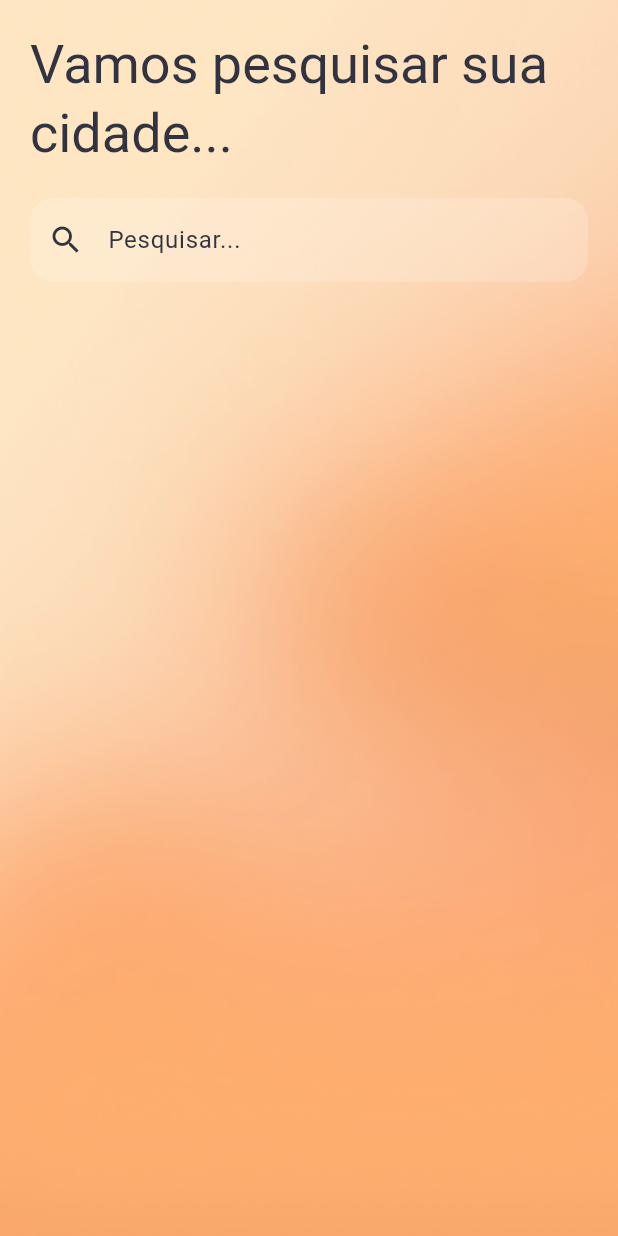
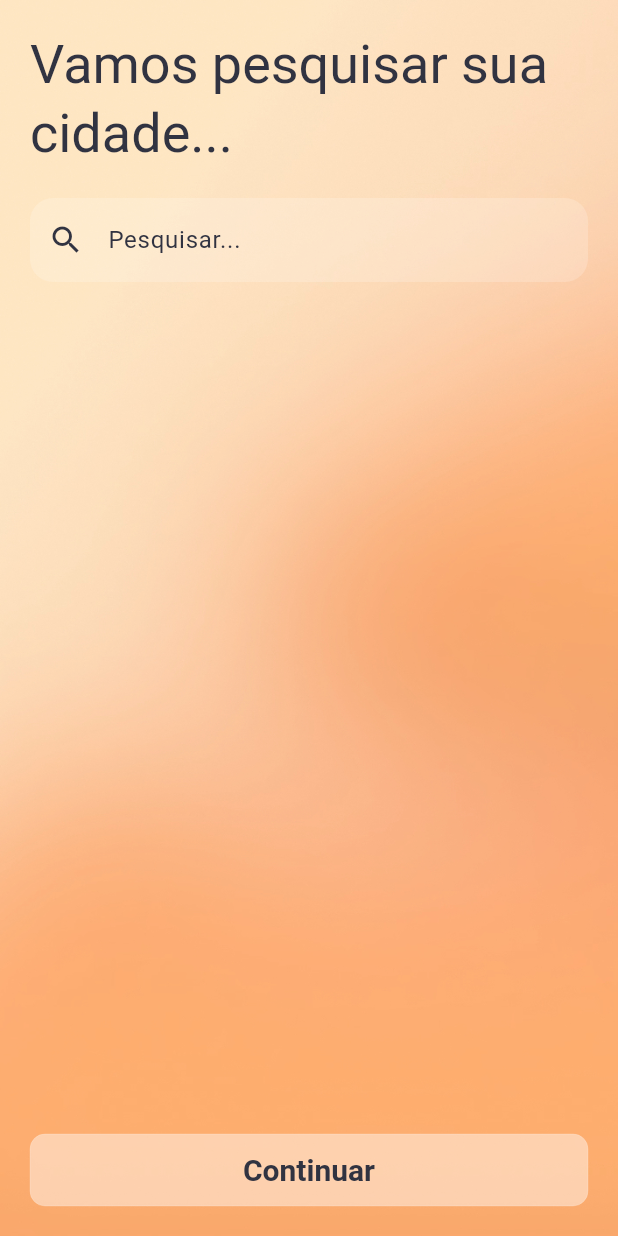
Before and after one commit to JoseVinicius-P/Clima-Flutter, a Flutter app: the screen it shows after launch, on a phone screen of 412 x 824 dp. Run offline on Flutter 3.47's test engine with Material 2 defaults, Android fonts, the phone set to English and light mode, and no system bars.

Commit message:
style: add button

```diff
--- a/lib/main.dart
+++ b/lib/main.dart
@@ -22,7 +22,7 @@ class MyApp extends StatelessWidget {
         //Tema para textos
         textTheme: const TextTheme(
           titleLarge: TextStyle(fontSize: 36.0, color: MyColors.textColor),
-        )
+        ),
       ),
       home: const SearchCity(title: MyStrings.pesquisarCidade),
     );
--- a/lib/pages/SearchCity.dart
+++ b/lib/pages/SearchCity.dart
@@ -31,7 +31,7 @@ class _SearchCityState extends State<SearchCity> {
           child: Column(
             children: [
               Padding(
-                  padding: EdgeInsets.only(left: 20.0, right: 20.0, top: 20.0),
+                  padding: const EdgeInsets.only(left: 20.0, right: 20.0, top: 20.0),
                   child:
                   Text(
                     MyStrings.vamosPesquisarSuaCidade,
@@ -49,11 +49,46 @@ class _SearchCityState extends State<SearchCity> {
                     ],
                   )
               ),
+              const Expanded(
+                  child: Align(
+                    alignment: Alignment.bottomCenter,
+                      child: Padding(
+                        padding: EdgeInsets.all(20.0),
+                        child: ButtonContinuar(),
+                      ),
+                  ),
+              ),
             ],
           ),
         ),
       ),
     );
+  }
+}
+
+class ButtonContinuar extends StatelessWidget {
+  const ButtonContinuar({
+    super.key,
+  });
+
+  @override
+  Widget build(BuildContext context) {
+    return OutlinedButton(
+        style: OutlinedButton.styleFrom(
+            textStyle: const TextStyle(fontSize: 20, fontWeight: FontWeight.bold),
+            backgroundColor: MyColors.whiteTranparent70,
+            foregroundColor: MyColors.textColor,
+            side: const BorderSide(
+              width: 0,
+              color: MyColors.whiteTranparent30,
+            ),
+            shape: RoundedRectangleBorder(
+              borderRadius: BorderRadius.circular(10),
+            ),
+            minimumSize: const Size(double.infinity, 48)
+        ),
+        onPressed: (){},
+        child: const Text('Continuar'));
   }
 }
 
--- a/lib/values/MyColors.dart
+++ b/lib/values/MyColors.dart
@@ -3,4 +3,5 @@ import 'dart:ui';
 class MyColors {
   static const textColor = Color(0xFF313341);
   static const whiteTranparent30 = Color(0x30FFFFFF);
+  static const whiteTranparent70 = Color(0x70FFFFFF);
 }
```
